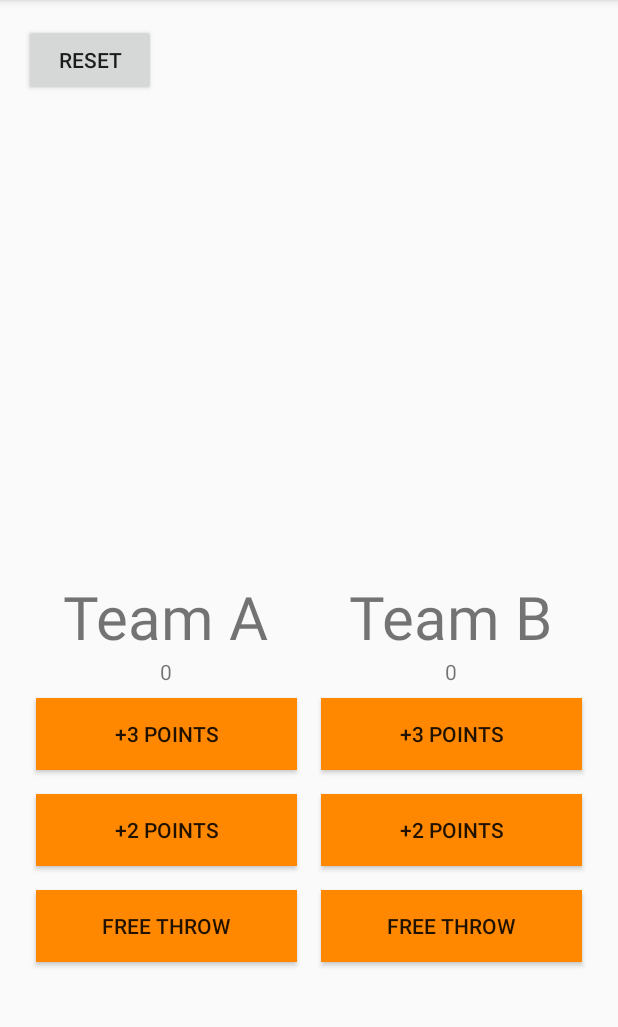
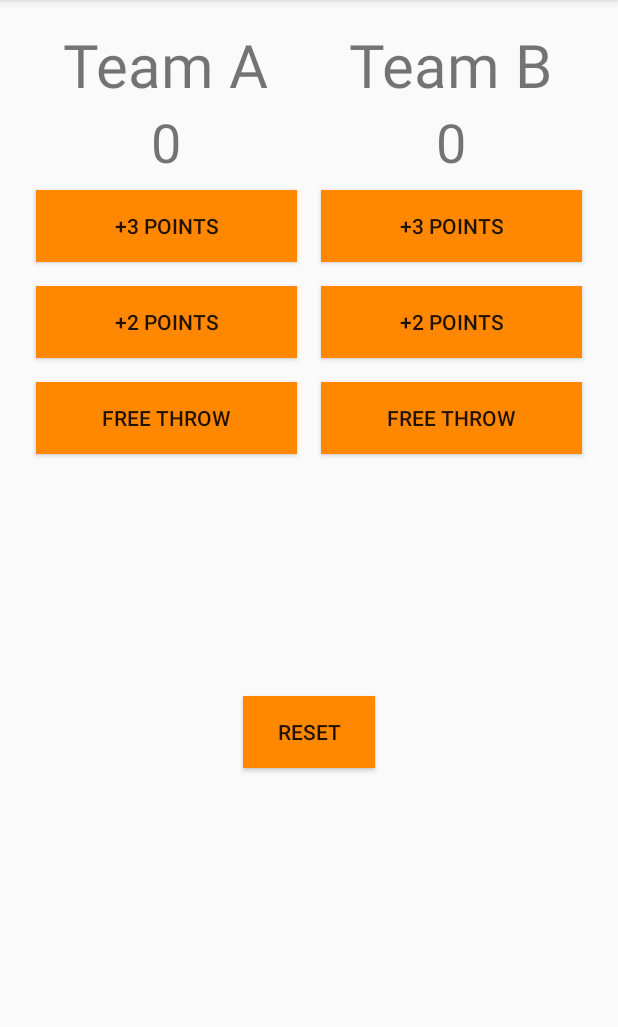
Before and after one commit to dporr/nanodegree_project2, an Android app: the screen it shows after launch (MainActivity), on a phone screen of 412 x 824 dp, the part 84-1111 px from its top. Run offline under Robolectric (Android 15) with nearby library versions, the phone set to English and light mode, and no system bars.

Commit message:
Increase score font size.Add more padding to reset button

```diff
--- a/app/src/main/res/layout/activity_main.xml
+++ b/app/src/main/res/layout/activity_main.xml
@@ -6,18 +6,6 @@
     android:padding="@dimen/activity_vertical_margin"
     android:orientation="vertical"
     tools:context="com.example.android.courtcounter.MainActivity">
-    <LinearLayout
-        android:orientation="vertical"
-        android:layout_width="match_parent"
-        android:layout_height="0dp"
-        android:layout_weight="1">
-        <Button
-            android:layout_width="wrap_content"
-            android:layout_height="wrap_content"
-            android:text="RESET"/>
-    </LinearLayout>
-
-
     <LinearLayout
         android:orientation="horizontal"
         android:layout_width="match_parent"
@@ -41,6 +29,7 @@
                 android:layout_height="wrap_content"
                 android:layout_gravity="center_horizontal"
                 android:text="0"
+                android:textSize="36sp"
                 android:gravity="center_horizontal"/>
             <Button
                 android:id="@+id/add3_team_a_button"
@@ -88,6 +77,7 @@
                 android:layout_height="wrap_content"
                 android:layout_gravity="center"
                 android:text="0"
+                android:textSize="36sp"
                 android:gravity="center_horizontal"/>
             <Button
                 android:id="@+id/add3_team_b_button"
@@ -119,4 +109,21 @@
                 android:gravity="center"/>
         </LinearLayout>
     </LinearLayout>
+    <LinearLayout
+        android:orientation="vertical"
+        android:layout_width="match_parent"
+        android:layout_height="0dp"
+        android:layout_weight="1"
+        android:padding="72dp"
+        >
+        <Button
+            android:id="@+id/reset_button"
+            android:text="reset"
+            android:onClick="resetScores"
+            android:background="@android:color/holo_orange_dark"
+            android:layout_width="wrap_content"
+            android:layout_height="wrap_content"
+            android:layout_margin="8dp"
+            android:layout_gravity="center"/>
+    </LinearLayout>
 </LinearLayout>
```
